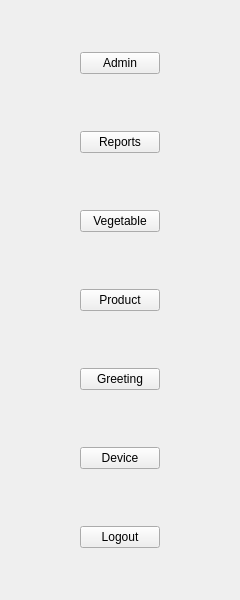
Selvam-T/POS, file Project/ui/menu_frame.ui: the form before one commit.
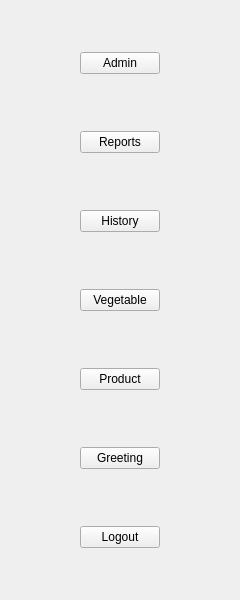
The form after the commit.

Commit message: replaced device_menu with history_menu

Diff of the .ui file:
```diff
--- a/Project/ui/menu_frame.ui
+++ b/Project/ui/menu_frame.ui
@@ -52,6 +52,22 @@
           </property>
         </widget>
       </item>
+      <item alignment="Qt::AlignHCenter">
+        <widget class="QPushButton" name="historyBtn">
+          <property name="sizePolicy">
+            <sizepolicy hsizetype="Fixed" vsizetype="Fixed">
+              <horstretch>0</horstretch>
+              <verstretch>0</verstretch>
+            </sizepolicy>
+          </property>
+          <property name="text">
+            <string>History</string>
+          </property>
+          <property name="toolTip">
+            <string>Receipt history</string>
+          </property>
+        </widget>
+      </item>
       <item alignment="Qt::AlignHCenter">
         <widget class="QPushButton" name="vegetableBtn">
           <property name="sizePolicy">
@@ -91,19 +107,6 @@
           </property>
         </widget>
       </item>
-      <item alignment="Qt::AlignHCenter">
-        <widget class="QPushButton" name="deviceBtn">
-          <property name="sizePolicy">
-            <sizepolicy hsizetype="Fixed" vsizetype="Fixed">
-              <horstretch>0</horstretch>
-              <verstretch>0</verstretch>
-            </sizepolicy>
-          </property>
-          <property name="text">
-            <string>Device</string>
-          </property>
-        </widget>
-      </item>
       <item alignment="Qt::AlignHCenter">
         <widget class="QPushButton" name="logoutBtn">
           <property name="sizePolicy">
```
The commit also changes 9 other files.
